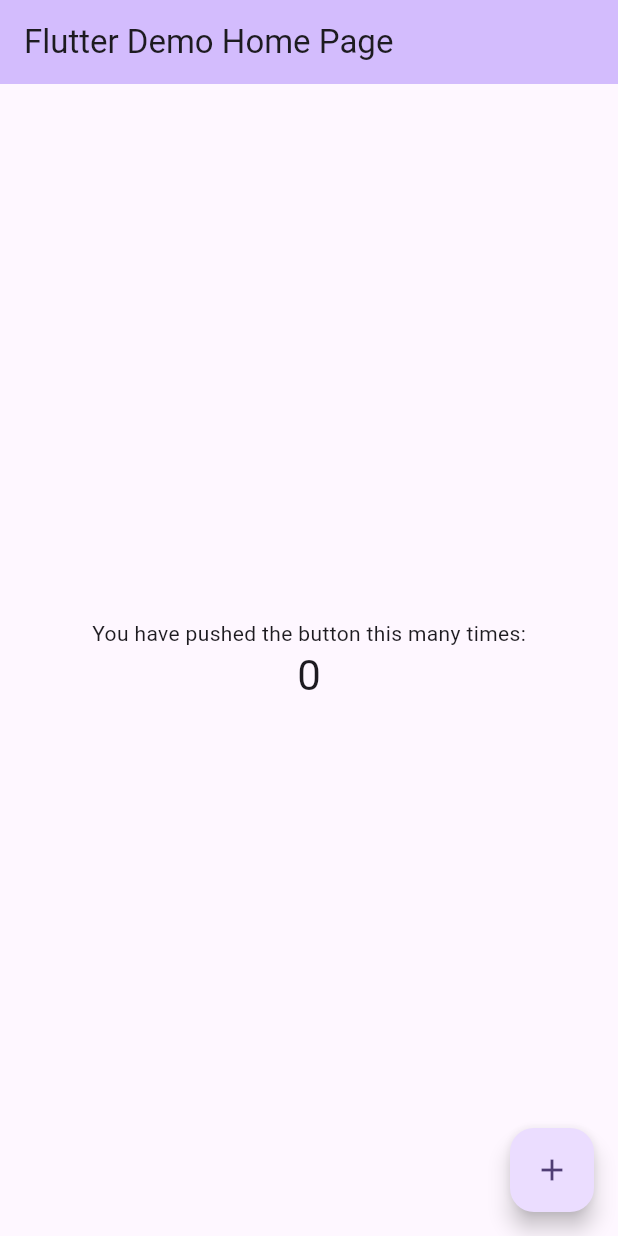
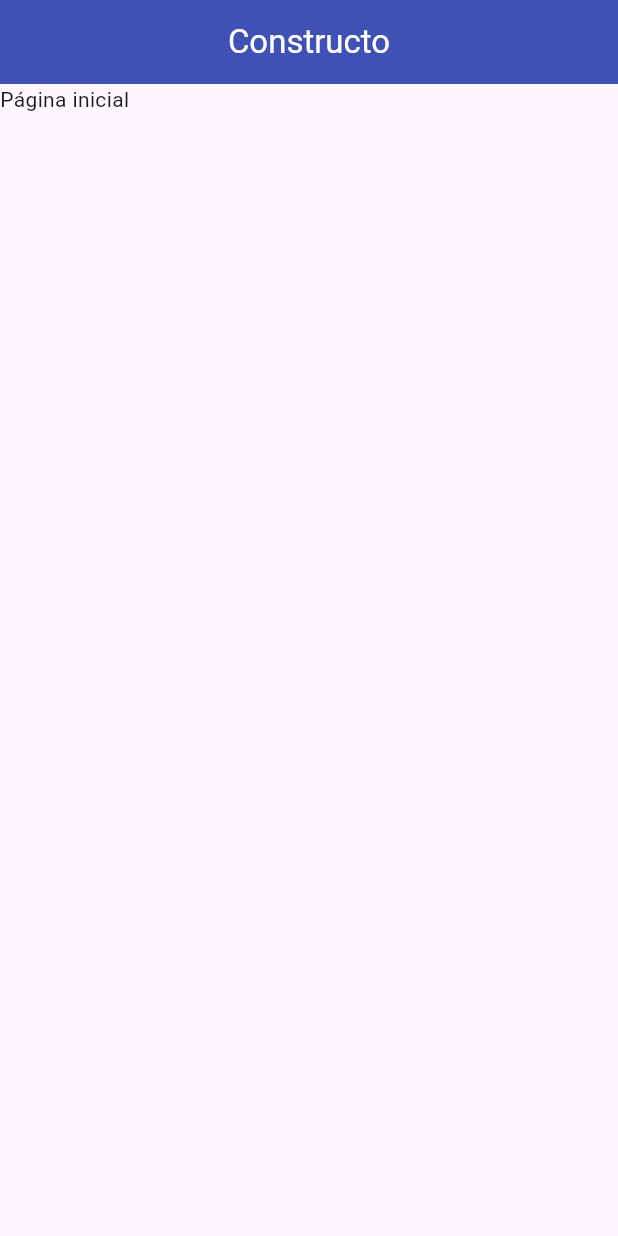
Before and after one commit to Leonardo-Toledo-Alves-Costa/constructo_mobile, a Flutter app: the screen it shows after launch, on a phone screen of 412 x 824 dp. Run offline on Flutter 3.47's test engine with Material 3 defaults, Android fonts, the phone set to English and light mode, and no system bars.

Commit message:
Primeiras mudanças no theme + adição da folder de páginas + mudança no arquivo app_routes para trocar home por welcome page

```diff
--- a/lib/main.dart
+++ b/lib/main.dart
@@ -1,3 +1,5 @@
+import 'package:constructo_project/pages/welcome_page.dart';
+import 'package:constructo_project/utils/app_routes.dart';
 import 'package:flutter/material.dart';
 
 void main() {
@@ -7,70 +9,22 @@ void main() {
 class MyApp extends StatelessWidget {
   const MyApp({super.key});
 
-  // This widget is the root of your application.
   @override
   Widget build(BuildContext context) {
     return MaterialApp(
-      title: 'Flutter Demo',
+      title: 'Constructo App',
+      debugShowCheckedModeBanner: false,
       theme: ThemeData(
-
-        colorScheme: ColorScheme.fromSeed(seedColor: Colors.deepPurple),
+        primaryColor: Colors.deepOrange,
+      appBarTheme: AppBarTheme(
+        centerTitle: true,
+        backgroundColor: Colors.indigo,
+        foregroundColor: Colors.white
+        ),
       ),
-      home: const MyHomePage(title: 'Flutter Demo Home Page'),
+      routes: {
+        AppRoutes.welcomepage: (context) => const WelcomePage(),
+      },
     );
   }
 }
-
-class MyHomePage extends StatefulWidget {
-  const MyHomePage({super.key, required this.title});
-
-
-
-  final String title;
-
-  @override
-  State<MyHomePage> createState() => _MyHomePageState();
-}
-
-class _MyHomePageState extends State<MyHomePage> {
-  int _counter = 0;
-
-  void _incrementCounter() {
-    setState(() {
-
-      _counter++;
-    });
-  }
-
-  @override
-  Widget build(BuildContext context) {
-
-    return Scaffold(
-      appBar: AppBar(
-
-        backgroundColor: Theme.of(context).colorScheme.inversePrimary,
-
-        title: Text(widget.title),
-      ),
-      body: Center(
-
-        child: Column(
-
-          mainAxisAlignment: MainAxisAlignment.center,
-          children: <Widget>[
-            const Text('You have pushed the button this many times:'),
-            Text(
-              '$_counter',
-              style: Theme.of(context).textTheme.headlineMedium,
-            ),
-          ],
-        ),
-      ),
-      floatingActionButton: FloatingActionButton(
-        onPressed: _incrementCounter,
-        tooltip: 'Increment',
-        child: const Icon(Icons.add),
-      ),
-    );
-  }
-}
--- /dev/null
+++ b/lib/pages/welcome_page.dart
@@ -0,0 +1,17 @@
+import 'package:flutter/material.dart';
+
+class WelcomePage extends StatelessWidget {
+  const WelcomePage({super.key});
+
+  @override
+  Widget build(BuildContext context) {
+    return Scaffold(
+      appBar: AppBar(
+        title: Text('Constructo'),
+      ),
+      body: Text(
+        'Página inicial'
+      ),
+    );
+  }
+}
--- a/lib/app_routes.dart
+++ b/lib/utils/app_routes.dart
@@ -1,5 +1,5 @@
 class AppRoutes {
-  static const home = '/';
+  static const welcomepage = '/';
   static const login = '/login';
   static const cadastro = '/cadastro';
   static const perfil = '/perfil';
```
